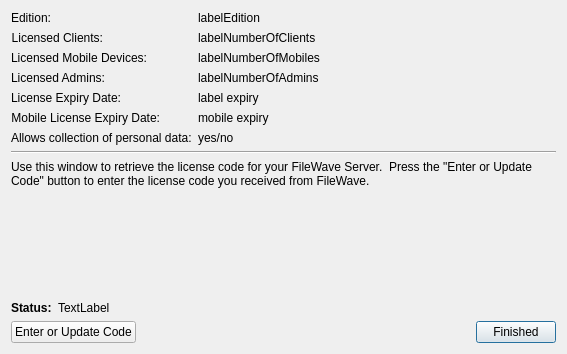
Old version of the form FWAdminLib/EditActivationCodesDlg.ui in the repository fw-dev/translations.
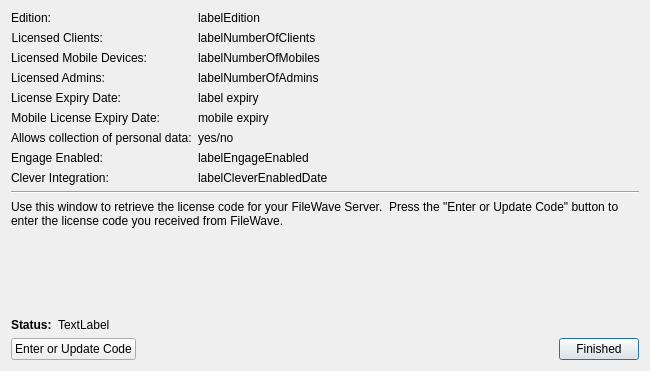
New version of the form.

```diff
--- a/FWAdminLib/EditActivationCodesDlg.ui
+++ b/FWAdminLib/EditActivationCodesDlg.ui
@@ -6,8 +6,8 @@
    <rect>
     <x>0</x>
     <y>0</y>
-    <width>567</width>
-    <height>354</height>
+    <width>650</width>
+    <height>371</height>
    </rect>
   </property>
   <property name="windowTitle">
@@ -29,6 +29,9 @@
    </item>
    <item row="5" column="0">
     <layout class="QHBoxLayout" name="horizontalLayout">
+     <property name="rightMargin">
+      <number>0</number>
+     </property>
      <item>
       <widget class="QPushButton" name="buttonUpdate">
        <property name="text">
@@ -66,7 +69,7 @@
      <item>
       <layout class="QFormLayout" name="formLayout">
        <property name="fieldGrowthPolicy">
-        <enum>QFormLayout::FieldsStayAtSizeHint</enum>
+        <enum>QFormLayout::AllNonFixedFieldsGrow</enum>
        </property>
        <item row="0" column="0">
         <widget class="QLabel" name="label_2">
@@ -170,13 +173,6 @@
          </property>
         </widget>
        </item>
-       <item row="6" column="1">
-        <widget class="QLabel" name="labelAllowUserDataCollection">
-         <property name="text">
-          <string>yes/no</string>
-         </property>
-        </widget>
-       </item>
        <item row="6" column="0">
         <widget class="QLabel" name="label_7">
          <property name="text">
@@ -184,6 +180,41 @@
          </property>
         </widget>
        </item>
+       <item row="6" column="1">
+        <widget class="QLabel" name="labelAllowUserDataCollection">
+         <property name="text">
+          <string>yes/no</string>
+         </property>
+        </widget>
+       </item>
+       <item row="7" column="0">
+        <widget class="QLabel" name="label_10">
+         <property name="text">
+          <string>Engage Enabled:</string>
+         </property>
+        </widget>
+       </item>
+       <item row="7" column="1">
+        <widget class="QLabel" name="labelEngageEnabled">
+         <property name="text">
+          <string>labelEngageEnabled</string>
+         </property>
+        </widget>
+       </item>
+       <item row="8" column="0">
+        <widget class="QLabel" name="label_11">
+         <property name="text">
+          <string>Clever Integration:</string>
+         </property>
+        </widget>
+       </item>
+       <item row="8" column="1">
+        <widget class="QLabel" name="labelCleverFromDate">
+         <property name="text">
+          <string>labelCleverEnabledDate</string>
+         </property>
+        </widget>
+       </item>
       </layout>
      </item>
      <item>
```
